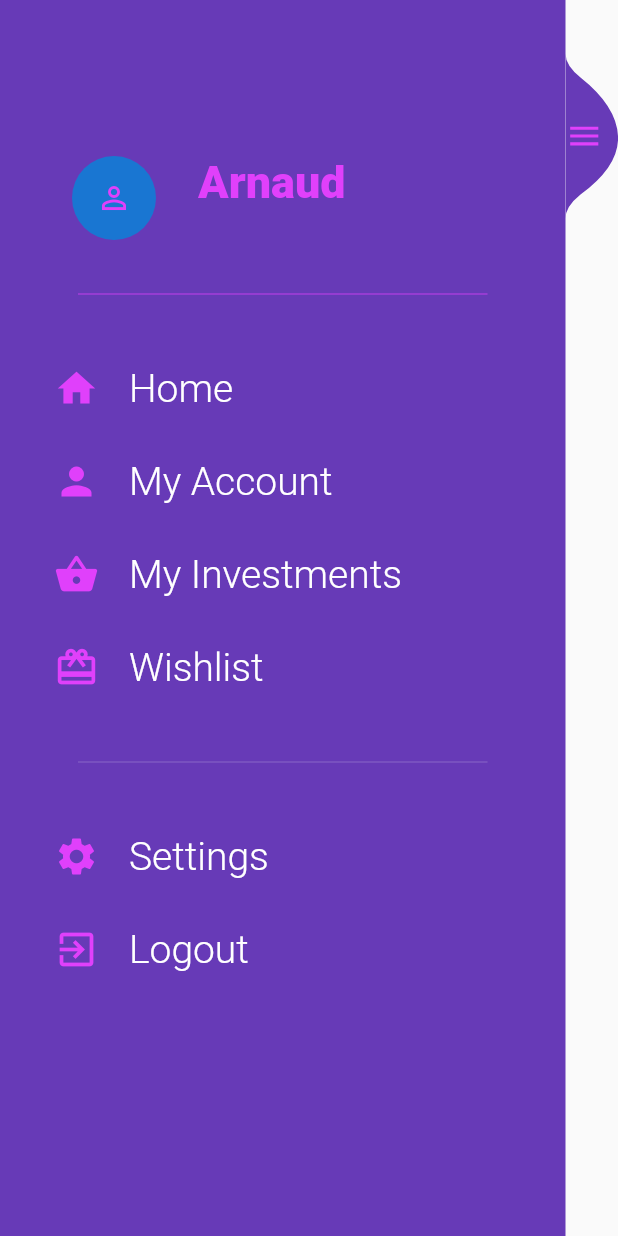
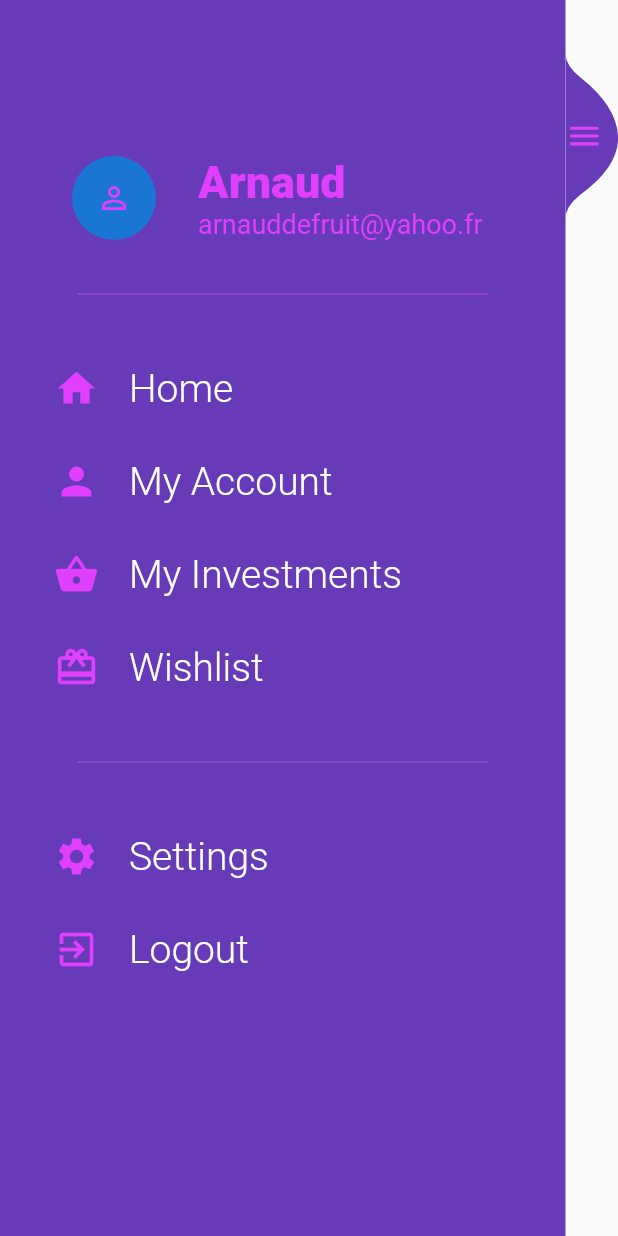
Before and after one commit to MaximeNzo/S.T.A.R.S, a Flutter app: the screen it shows after launch, on a phone screen of 412 x 824 dp. Run offline on Flutter 3.47's test engine with Material 2 defaults, Android fonts, the phone set to English and light mode, and no system bars; our stand-ins replace bloc, flutter_bloc, rxdart.

Commit message:
2erreurs encore non trouvées

```diff
--- a/STARS_App/my_app/lib/SideBar/Menu_Item.dart
+++ b/STARS_App/my_app/lib/SideBar/Menu_Item.dart
@@ -18,7 +18,7 @@ class MenuItem extends StatelessWidget {
             Icon(
               icon,
               color: Colors.purpleAccent,
-              size: 30,
+              size:30,
             ),
             SizedBox(
               width: 20,
--- a/STARS_App/my_app/lib/SideBar/SideBar.dart
+++ b/STARS_App/my_app/lib/SideBar/SideBar.dart
@@ -82,7 +82,7 @@ class _SideBarState extends State<SideBar> with SingleTickerProviderStateMixin<S
                           subtitle: Text(
                             "arnauddefruit@yahoo.fr",
                             style: TextStyle(
-                              color: Colors.deepPurple,
+                              color: Colors.purpleAccent,
                               fontSize: 18,
                             ),
                           ),
@@ -179,7 +179,6 @@ class _SideBarState extends State<SideBar> with SingleTickerProviderStateMixin<S
     );
   }
 }
-
 class CustomMenuClipper extends CustomClipper<Path> {
   @override
   Path getClip(Size size) {
--- a/STARS_App/my_app/lib/bloc.navigation_bloc/navigation_bloc.dart
+++ b/STARS_App/my_app/lib/bloc.navigation_bloc/navigation_bloc.dart
@@ -13,7 +13,7 @@ abstract class NavigationStates {}
 
 class NavigationBloc extends Bloc<NavigationEvents, NavigationStates> {
   NavigationBloc() : super(null);
-  @override
+
   NavigationStates get initialState => HomePage();
 
   @override
--- a/STARS_App/my_app/pubspec.yaml
+++ b/STARS_App/my_app/pubspec.yaml
@@ -28,6 +28,8 @@ dependencies:
   cupertino_icons: ^1.0.2
   rxdart: ^0.26.0
   flutter_bloc: ^7.0.0
+  bloc_provider: ^0.8.0
+  bloc : ^7.0.0
 
 dev_dependencies:
   flutter_test:
```
Also changed, not shown: STARS_App/my_app/pubspec.lock.
